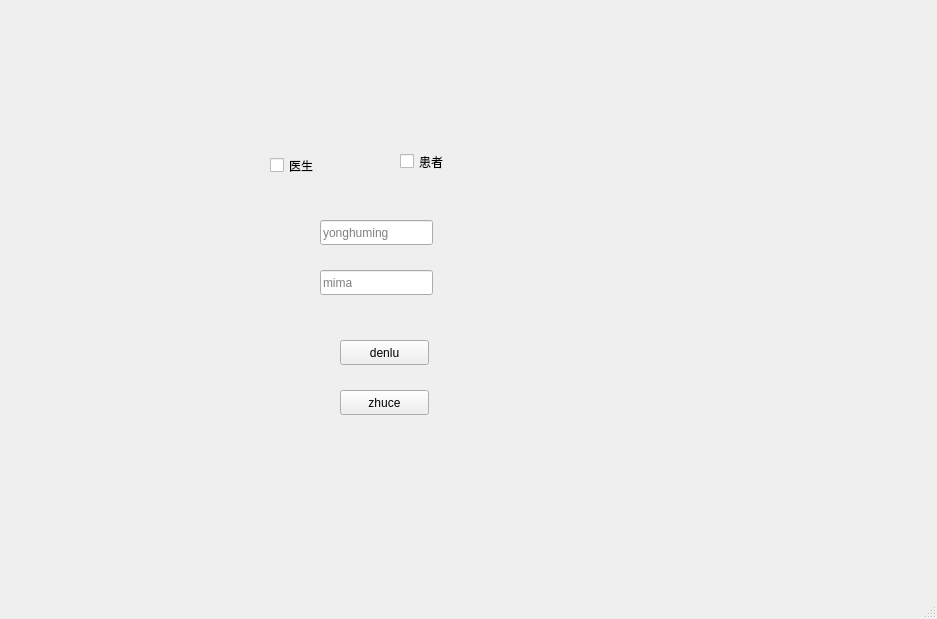
Before: the Qt Designer form ui/mainwindow.ui in BottleOfErie/SmartHospital, drawn with Qt 5.
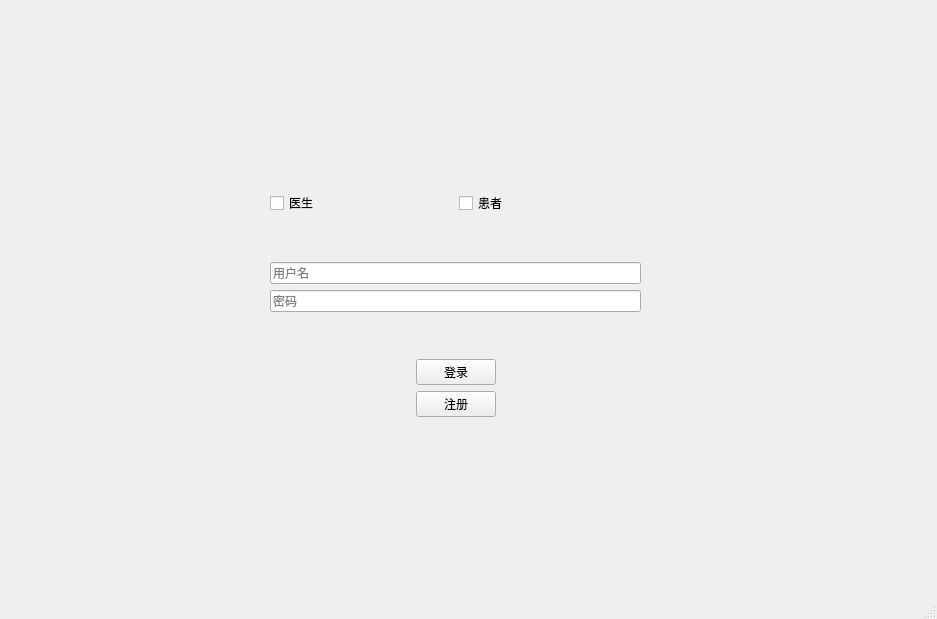
After: the same form once the commit is applied. Icons and pictures are not drawn.

```diff
--- a/ui/mainwindow.ui
+++ b/ui/mainwindow.ui
@@ -20,67 +20,38 @@
    <property name="styleSheet">
     <string notr="true">#centralwidget{background-image: url(:/images/01.jpg);}</string>
    </property>
-   <widget class="QPushButton" name="LoginButton">
-    <property name="geometry">
-     <rect>
-      <x>340</x>
-      <y>340</y>
-      <width>89</width>
-      <height>25</height>
-     </rect>
-    </property>
-    <property name="text">
-     <string>denlu</string>
-    </property>
-   </widget>
-   <widget class="QPushButton" name="RegisterButton">
-    <property name="geometry">
-     <rect>
-      <x>340</x>
-      <y>390</y>
-      <width>89</width>
-      <height>25</height>
-     </rect>
-    </property>
-    <property name="text">
-     <string>zhuce</string>
-    </property>
-   </widget>
-   <widget class="QCheckBox" name="checkBox">
+   <widget class="QWidget" name="">
     <property name="geometry">
      <rect>
       <x>270</x>
       <y>150</y>
-      <width>111</width>
-      <height>31</height>
+      <width>371</width>
+      <height>311</height>
      </rect>
     </property>
+    <layout class="QVBoxLayout" name="verticalLayout_3">
+     <item>
+      <layout class="QHBoxLayout" name="horizontalLayout">
+       <item>
+        <widget class="QCheckBox" name="checkBox">
     <property name="text">
      <string>医生</string>
     </property>
    </widget>
+       </item>
+       <item>
    <widget class="QCheckBox" name="checkBox_2">
-    <property name="geometry">
-     <rect>
-      <x>400</x>
-      <y>150</y>
-      <width>92</width>
-      <height>23</height>
-     </rect>
-    </property>
     <property name="text">
      <string>患者</string>
     </property>
    </widget>
+       </item>
+      </layout>
+     </item>
+     <item>
+      <layout class="QVBoxLayout" name="verticalLayout_2">
+       <item>
    <widget class="QLineEdit" name="username">
-    <property name="geometry">
-     <rect>
-      <x>320</x>
-      <y>220</y>
-      <width>113</width>
-      <height>25</height>
-     </rect>
-    </property>
     <property name="toolTip">
      <string>&lt;html&gt;&lt;head/&gt;&lt;body&gt;&lt;p&gt;&lt;br/&gt;&lt;/p&gt;&lt;/body&gt;&lt;/html&gt;</string>
     </property>
@@ -88,76 +59,101 @@
      <string/>
     </property>
     <property name="placeholderText">
-     <string>yonghuming</string>
-    </property>
-   </widget>
+          <string>用户名</string>
+         </property>
+        </widget>
+       </item>
+       <item>
    <widget class="QLineEdit" name="password">
-    <property name="geometry">
-     <rect>
-      <x>320</x>
-      <y>270</y>
-      <width>113</width>
-      <height>25</height>
-     </rect>
-    </property>
     <property name="text">
      <string/>
     </property>
     <property name="placeholderText">
-     <string>mima</string>
-    </property>
-   </widget>
-   <widget class="QLabel" name="label">
-    <property name="geometry">
-     <rect>
-      <x>340</x>
-      <y>100</y>
-      <width>67</width>
-      <height>17</height>
-     </rect>
-    </property>
+          <string>密码</string>
+         </property>
+        </widget>
+       </item>
+      </layout>
+     </item>
+     <item>
+      <layout class="QVBoxLayout" name="verticalLayout">
+       <item>
+        <layout class="QHBoxLayout" name="horizontalLayout_2">
+         <item>
+          <spacer name="horizontalSpacer_2">
+           <property name="orientation">
+            <enum>Qt::Horizontal</enum>
+           </property>
+           <property name="sizeHint" stdset="0">
+            <size>
+             <width>40</width>
+             <height>20</height>
+            </size>
+           </property>
+          </spacer>
+         </item>
+         <item>
+          <widget class="QPushButton" name="LoginButton">
     <property name="text">
-     <string/>
-    </property>
-   </widget>
-   <widget class="QLabel" name="EmptyUsername">
-    <property name="geometry">
-     <rect>
-      <x>320</x>
-      <y>200</y>
-      <width>67</width>
-      <height>17</height>
-     </rect>
-    </property>
-    <property name="text">
-     <string/>
-    </property>
-   </widget>
-   <widget class="QLabel" name="ErrorLabel">
-    <property name="geometry">
-     <rect>
-      <x>320</x>
-      <y>180</y>
-      <width>67</width>
-      <height>17</height>
-     </rect>
-    </property>
+            <string>登录</string>
+           </property>
+          </widget>
+         </item>
+         <item>
+          <spacer name="horizontalSpacer">
+           <property name="orientation">
+            <enum>Qt::Horizontal</enum>
+           </property>
+           <property name="sizeHint" stdset="0">
+            <size>
+             <width>40</width>
+             <height>20</height>
+            </size>
+           </property>
+          </spacer>
+         </item>
+        </layout>
+       </item>
+       <item>
+        <layout class="QHBoxLayout" name="horizontalLayout_3">
+         <item>
+          <spacer name="horizontalSpacer_3">
+           <property name="orientation">
+            <enum>Qt::Horizontal</enum>
+           </property>
+           <property name="sizeHint" stdset="0">
+            <size>
+             <width>40</width>
+             <height>20</height>
+            </size>
+           </property>
+          </spacer>
+         </item>
+         <item>
+          <widget class="QPushButton" name="RegisterButton">
     <property name="text">
-     <string/>
-    </property>
-   </widget>
-   <widget class="QLabel" name="EmptyPassword">
-    <property name="geometry">
-     <rect>
-      <x>320</x>
-      <y>250</y>
-      <width>67</width>
-      <height>17</height>
-     </rect>
-    </property>
-    <property name="text">
-     <string/>
-    </property>
+            <string>注册</string>
+           </property>
+          </widget>
+         </item>
+         <item>
+          <spacer name="horizontalSpacer_4">
+           <property name="orientation">
+            <enum>Qt::Horizontal</enum>
+           </property>
+           <property name="sizeHint" stdset="0">
+            <size>
+             <width>40</width>
+             <height>20</height>
+            </size>
+           </property>
+          </spacer>
+         </item>
+        </layout>
+       </item>
+      </layout>
+     </item>
+    </layout>
    </widget>
   </widget>
   <widget class="QMenuBar" name="menubar">
```
Lines whose indentation alone changed are shown as unchanged.
